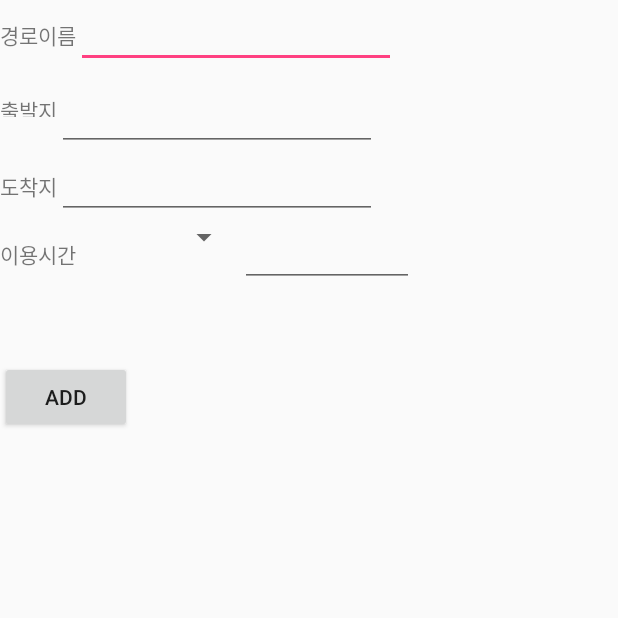
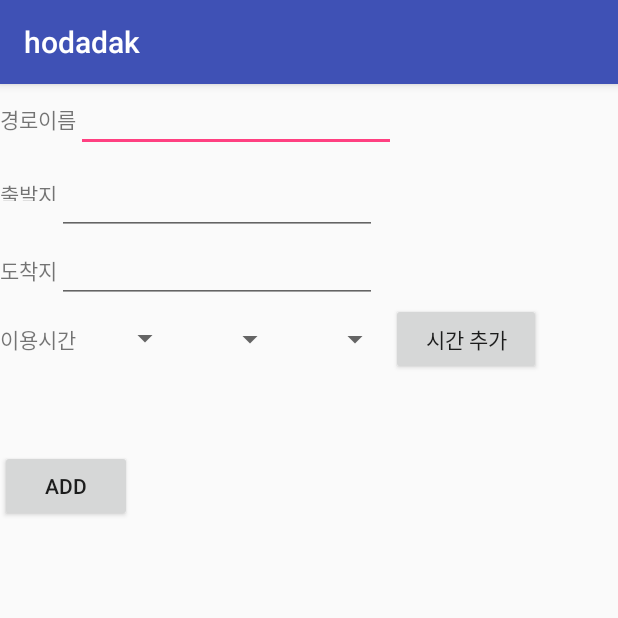
Before and after one commit to royeom/hodadak, an Android app: the AddPath screen opened directly, with no data from a screen before it, on a phone screen of 412 x 824 dp, the top half of it. Run offline under Robolectric (Android 15) with nearby library versions, the light colour scheme and no system bars.

Commit message:
Modification until now

```diff
--- a/app/src/main/java/startup/project/com/hodadak/AddPath.java
+++ b/app/src/main/java/startup/project/com/hodadak/AddPath.java
@@ -3,20 +3,63 @@ package startup.project.com.hodadak;
 import android.app.Activity;
 import android.content.Intent;
 import android.os.Bundle;
+import android.support.v7.app.AppCompatActivity;
+import android.util.Log;
 import android.view.View;
+import android.widget.ArrayAdapter;
 import android.widget.Button;
+import android.widget.EditText;
+import android.widget.ListView;
+import android.widget.Spinner;
+
+import java.util.ArrayList;
 
 
-public class AddPath extends Activity {
+public class AddPath extends AppCompatActivity{
+
+    EditText eT_name, eT_start, eT_end;
+    Button btnAddTime, addDetailBtn;
+    Spinner check_day, check_hour, check_minute;
+    private ListView db_time_list = null;
+
+    ArrayAdapter<String> arrayAdapter;
+
+    static ArrayList<String> arrayIndex =  new ArrayList<String>();
+    static ArrayList<String> arrayData = new ArrayList<String>();
+    private DBOpenHelper mDBOpenHelper;
 
     @Override
     protected void onCreate(Bundle savedInstanceState) {
         super.onCreate(savedInstanceState);
         setContentView(R.layout.activity_add);
+        btnAddTime = (Button)findViewById(R.id.btnAddTime);
+        eT_name = (EditText)findViewById(R.id.eT_name);
+        eT_start = (EditText)findViewById(R.id.eT_start);
+        eT_end = (EditText)findViewById(R.id.eT_end);
+        addDetailBtn = (Button)findViewById(R.id.addDetailBtn);
+        check_day = (Spinner)findViewById(R.id.check_day);
+        check_hour = (Spinner)findViewById(R.id.check_hour);
+        check_minute = (Spinner)findViewById(R.id.check_minute);
+        final ArrayList<TimeItemData> myData = new ArrayList<>();
 
-        Button addDetailBtn = (Button)findViewById(R.id.addDetailBtn);
+        db_time_list = (ListView)findViewById(R.id.db_time_list);
+
+
+        btnAddTime.setOnClickListener(new View.OnClickListener() {
+            @Override
+            public void onClick(View view) {
+                TimeItemData timeItemData = new TimeItemData();
+                timeItemData.day = check_day.getSelectedItem().toString();
+                timeItemData.hour = check_hour.getSelectedItem().toString();
+                timeItemData.minute = check_minute.getSelectedItem().toString();
+                myData.add(timeItemData);
+                TimeListAdapter oAdapter = new TimeListAdapter(myData);
+                db_time_list.setAdapter(oAdapter);
+            }
+        });
+
+
         addDetailBtn.setOnClickListener(new View.OnClickListener() {
-
             @Override
             public void onClick(View v) {
                 Intent intent = new Intent(getApplicationContext(), DetailRouting.class);
@@ -24,4 +67,5 @@ public class AddPath extends Activity {
             }
         });
     }
+
 }
--- a/app/src/main/java/startup/project/com/hodadak/DBOpenHelper.java
+++ b/app/src/main/java/startup/project/com/hodadak/DBOpenHelper.java
@@ -114,10 +114,10 @@ public class DBOpenHelper {
     }
 
     public boolean deletePathColumn(long pathid){
-        return mDB.delete(DataBases.CreateDB._TABLENAME0, "pathid=" + pathid, null) > 0l
+        return mDB.delete(DataBases.CreateDB._TABLENAME0, "pathid=" + pathid, null) > 0;
     }
 
     public boolean deletePathTimeColumn(long pathid){
-        return mDB.delete(DataBases.CreateDB._TABLENAME1, "pathid=" + pathid, null) > 0l
+        return mDB.delete(DataBases.CreateDB._TABLENAME1, "pathid=" + pathid, null) > 0;
     }
 }
--- a/app/src/main/res/layout/activity_add.xml
+++ b/app/src/main/res/layout/activity_add.xml
@@ -90,19 +90,33 @@
 
         <Spinner
             android:id="@+id/check_day"
-            android:layout_width="109dp"
+            android:layout_width="70dp"
             android:layout_height="wrap_content"
             tools:layout_editor_absoluteX="111dp"
-            tools:layout_editor_absoluteY="175dp" />
+            tools:layout_editor_absoluteY="175dp"
+            android:entries="@array/day"/>
 
-        <EditText
-            android:id="@+id/check_time"
-            android:layout_width="116dp"
-            android:layout_height="45dp"
-            android:ems="10"
-            android:inputType="time"
-            tools:layout_editor_absoluteX="228dp"
-            tools:layout_editor_absoluteY="172dp" />
+        <Spinner
+            android:id="@+id/check_hour"
+            android:layout_width="70dp"
+            android:layout_height="wrap_content"
+            tools:layout_editor_absoluteX="111dp"
+            tools:layout_editor_absoluteY="175dp"
+            android:entries="@array/hour"/>
+
+        <Spinner
+            android:id="@+id/check_minute"
+            android:layout_width="70dp"
+            android:layout_height="wrap_content"
+            tools:layout_editor_absoluteX="111dp"
+            tools:layout_editor_absoluteY="175dp"
+            android:entries="@array/minute"/>
+
+        <Button
+            android:id="@+id/btnAddTime"
+            android:layout_width="100dp"
+            android:layout_height="wrap_content"
+            android:text="시간 추가"/>
     </LinearLayout>
 
     <LinearLayout
@@ -111,10 +125,15 @@
         android:orientation="horizontal">
 
         <HorizontalScrollView
-            android:layout_width="368dp"
-            android:layout_height="49dp"
+            android:layout_width="match_parent"
+            android:layout_height="50dp"
             tools:layout_editor_absoluteX="8dp"
             tools:layout_editor_absoluteY="225dp">
+            <ListView
+                android:id="@+id/db_time_list"
+                android:layout_width="match_parent"
+                android:layout_height="match_parent">
+            </ListView>
 
         </HorizontalScrollView>
     </LinearLayout>
--- /dev/null
+++ b/app/src/main/res/values/dayspinner.xml
@@ -0,0 +1,12 @@
+<?xml version="1.0" encoding="utf-8"?>
+<resources>
+    <string-array name="day">
+        <item>월</item>
+        <item>화</item>
+        <item>수</item>
+        <item>목</item>
+        <item>금</item>
+        <item>토</item>
+        <item>일</item>
+    </string-array>
+</resources>
--- /dev/null
+++ b/app/src/main/res/values/hourspinner.xml
@@ -0,0 +1,29 @@
+<?xml version="1.0" encoding="utf-8"?>
+<resources>
+    <string-array name="hour">
+        <item>0</item>
+        <item>1</item>
+        <item>2</item>
+        <item>3</item>
+        <item>4</item>
+        <item>5</item>
+        <item>6</item>
+        <item>7</item>
+        <item>8</item>
+        <item>9</item>
+        <item>10</item>
+        <item>11</item>
+        <item>12</item>
+        <item>13</item>
+        <item>14</item>
+        <item>15</item>
+        <item>16</item>
+        <item>17</item>
+        <item>18</item>
+        <item>19</item>
+        <item>20</item>
+        <item>21</item>
+        <item>22</item>
+        <item>23</item>
+    </string-array>
+</resources>
--- /dev/null
+++ b/app/src/main/res/values/minutespinner.xml
@@ -0,0 +1,65 @@
+<?xml version="1.0" encoding="utf-8"?>
+<resources>
+    <string-array name="minute">
+        <item>0</item>
+        <item>1</item>
+        <item>2</item>
+        <item>3</item>
+        <item>4</item>
+        <item>5</item>
+        <item>6</item>
+        <item>7</item>
+        <item>8</item>
+        <item>9</item>
+        <item>10</item>
+        <item>11</item>
+        <item>12</item>
+        <item>13</item>
+        <item>14</item>
+        <item>15</item>
+        <item>16</item>
+        <item>17</item>
+        <item>18</item>
+        <item>19</item>
+        <item>20</item>
+        <item>21</item>
+        <item>22</item>
+        <item>23</item>
+        <item>24</item>
+        <item>25</item>
+        <item>26</item>
+        <item>27</item>
+        <item>28</item>
+        <item>29</item>
+        <item>30</item>
+        <item>31</item>
+        <item>32</item>
+        <item>33</item>
+        <item>34</item>
+        <item>35</item>
+        <item>36</item>
+        <item>37</item>
+        <item>38</item>
+        <item>39</item>
+        <item>40</item>
+        <item>41</item>
+        <item>42</item>
+        <item>43</item>
+        <item>44</item>
+        <item>45</item>
+        <item>46</item>
+        <item>47</item>
+        <item>48</item>
+        <item>49</item>
+        <item>50</item>
+        <item>51</item>
+        <item>52</item>
+        <item>53</item>
+        <item>54</item>
+        <item>55</item>
+        <item>56</item>
+        <item>57</item>
+        <item>58</item>
+        <item>59</item>
+    </string-array>
+</resources>
```
Also changed, not shown: app/src/main/AndroidManifest.xml (+1 -7 lines), app/src/main/java/startup/project/com/hodadak/TimeItemData.java (added, +7 -0 lines), app/src/main/java/startup/project/com/hodadak/TimeListAdapter.java (added, +60 -0 lines), app/src/main/res/layout/time_listview_item.xml (added, +32 -0 lines).
